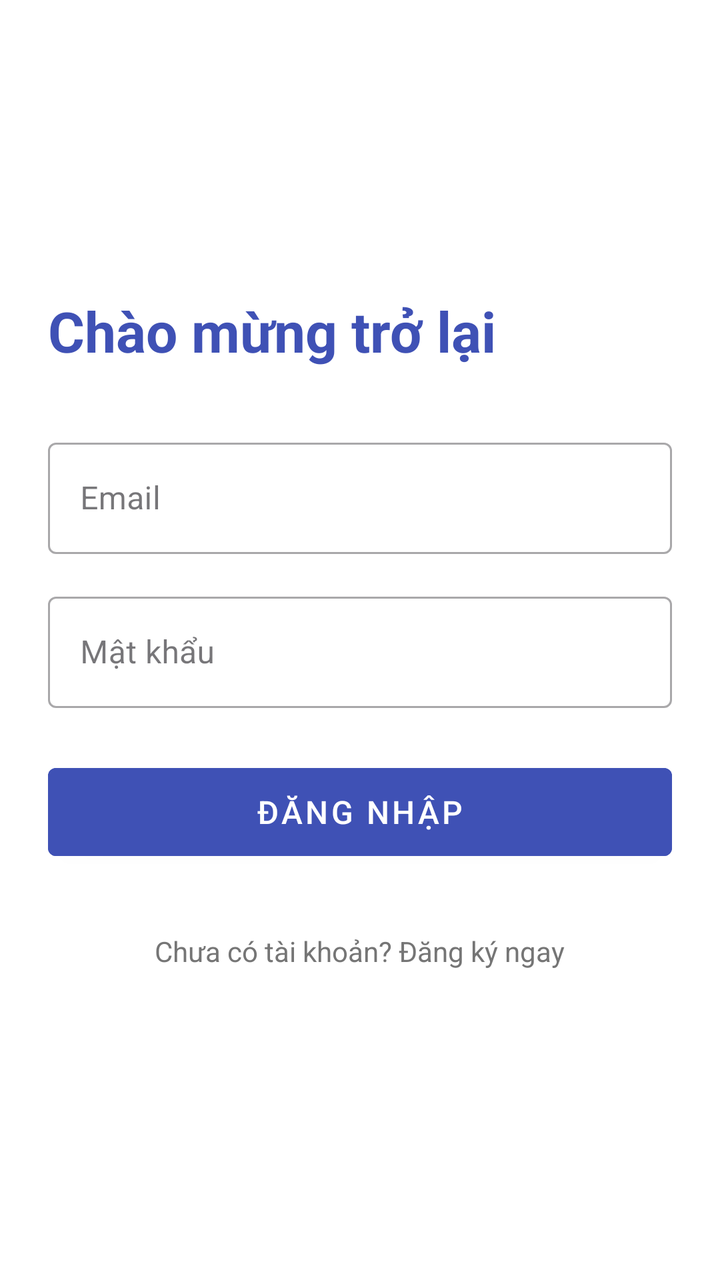
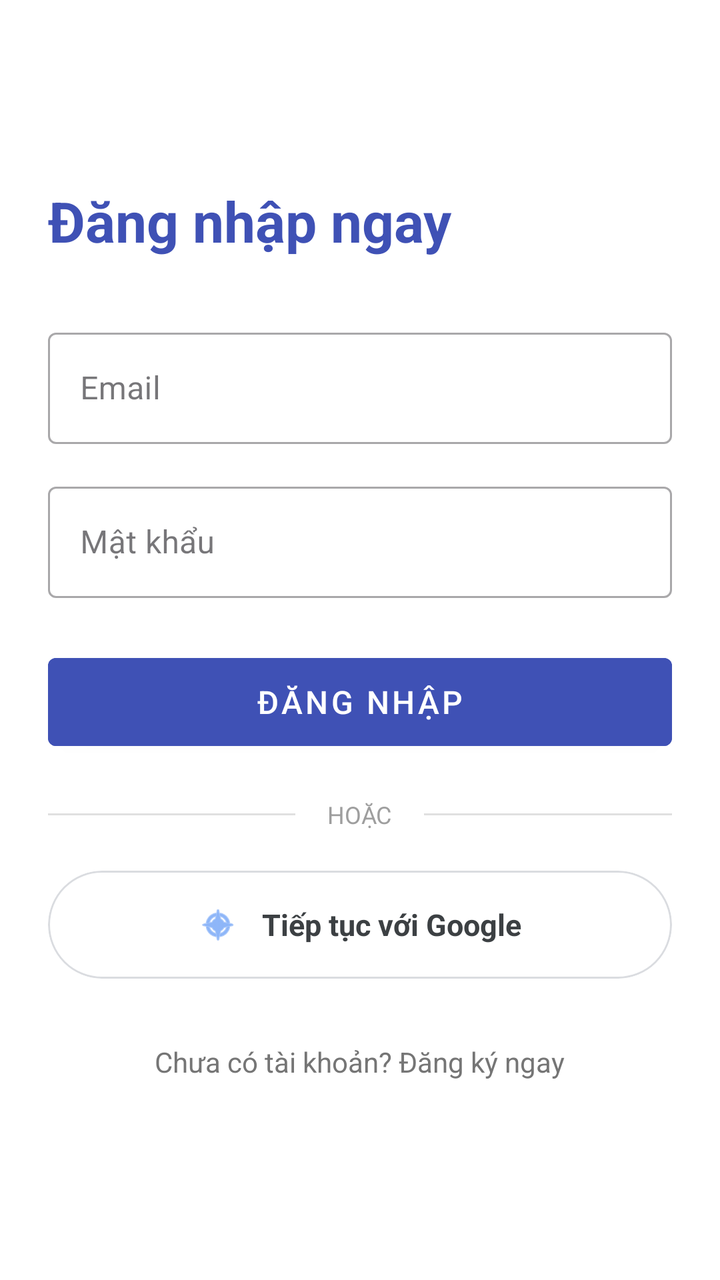

Compare the two renders of this Android layout. The source of the first and the diff that turns it into the second are given below.
<!-- AndroidManifest.xml: application theme Theme.FlashcardApp -->
<!-- res/layout/activity_login.xml -->
<?xml version="1.0" encoding="utf-8"?>
<LinearLayout
    xmlns:android="http://schemas.android.com/apk/res/android"
    android:layout_width="match_parent"
    android:layout_height="match_parent"
    android:orientation="vertical"
    android:padding="24dp"
    android:gravity="center_vertical"
    android:background="#FFFFFF">

    <TextView
        android:layout_width="wrap_content"
        android:layout_height="wrap_content"
        android:text="Chào mừng trở lại"
        android:textColor="#3F51B5"
        android:textSize="28sp"
        android:textStyle="bold"
        android:layout_marginBottom="32dp"/>

    <com.google.android.material.textfield.TextInputLayout
        android:layout_width="match_parent"
        android:layout_height="wrap_content"
        android:layout_marginBottom="16dp"
        style="@style/Widget.MaterialComponents.TextInputLayout.OutlinedBox">
        <com.google.android.material.textfield.TextInputEditText
            android:id="@+id/edtLoginEmail"
            android:layout_width="match_parent"
            android:layout_height="wrap_content"
            android:hint="Email"
            android:inputType="textEmailAddress"/>
    </com.google.android.material.textfield.TextInputLayout>

    <com.google.android.material.textfield.TextInputLayout
        android:layout_width="match_parent"
        android:layout_height="wrap_content"
        android:layout_marginBottom="24dp"
        style="@style/Widget.MaterialComponents.TextInputLayout.OutlinedBox">
        <com.google.android.material.textfield.TextInputEditText
            android:id="@+id/edtLoginPassword"
            android:layout_width="match_parent"
            android:layout_height="wrap_content"
            android:hint="Mật khẩu"
            android:inputType="textPassword"/>
    </com.google.android.material.textfield.TextInputLayout>

    <Button
        android:id="@+id/btnLogin"
        android:layout_width="match_parent"
        android:layout_height="56dp"
        android:text="Đăng nhập"
        android:textSize="16sp"
        android:backgroundTint="#3F51B5"
        android:textColor="#FFFFFF"
        style="@style/Widget.MaterialComponents.Button"/>

    <TextView
        android:id="@+id/txtNavigateToRegister"
        android:layout_width="wrap_content"
        android:layout_height="wrap_content"
        android:text="Chưa có tài khoản? Đăng ký ngay"
        android:textColor="#757575"
        android:textSize="14sp"
        android:layout_gravity="center_horizontal"
        android:layout_marginTop="24dp"
        android:padding="8dp"/>

</LinearLayout>
<!-- resources referenced by this layout -->
<resources>
  <style name="Theme.FlashcardApp" parent="Base.Theme.FlashcardApp" />
  <style name="Base.Theme.FlashcardApp" parent="Theme.Material3.DayNight.NoActionBar">
          
          
      </style>
</resources>

<!-- the commit's change to res/layout/activity_login.xml (unified diff, before → after) -->
@@ -1,6 +1,7 @@
 <?xml version="1.0" encoding="utf-8"?>
 <LinearLayout
     xmlns:android="http://schemas.android.com/apk/res/android"
+    xmlns:app="http://schemas.android.com/apk/res-auto"
     android:layout_width="match_parent"
     android:layout_height="match_parent"
     android:orientation="vertical"
@@ -11,7 +12,7 @@
     <TextView
         android:layout_width="wrap_content"
         android:layout_height="wrap_content"
-        android:text="Chào mừng trở lại"
+        android:text="Đăng nhập ngay"
         android:textColor="#3F51B5"
         android:textSize="28sp"
         android:textStyle="bold"
@@ -53,6 +54,52 @@
         android:textColor="#FFFFFF"
         style="@style/Widget.MaterialComponents.Button"/>
 
+    <LinearLayout
+        android:layout_width="match_parent"
+        android:layout_height="wrap_content"
+        android:orientation="horizontal"
+        android:gravity="center_vertical"
+        android:layout_marginTop="20dp"
+        android:layout_marginBottom="4dp">
+        <View android:layout_width="0dp" android:layout_height="1dp" android:layout_weight="1" android:background="#E0E0E0"/>
+        <TextView android:layout_width="wrap_content" android:layout_height="wrap_content" android:text="HOẶC" android:textColor="#9E9E9E" android:textSize="12sp" android:layout_marginHorizontal="16dp"/>
+        <View android:layout_width="0dp" android:layout_height="1dp" android:layout_weight="1" android:background="#E0E0E0"/>
+    </LinearLayout>
+
+    <com.google.android.material.card.MaterialCardView
+        android:id="@+id/btnGoogleSignIn"
+        android:layout_width="match_parent"
+        android:layout_height="54dp"
+        android:layout_marginTop="16dp"
+        app:cardCornerRadius="27dp"
+        app:cardElevation="0dp"
+        app:strokeWidth="1dp"
+        app:strokeColor="#DADCE0"
+        app:cardBackgroundColor="#FFFFFF"
+        android:clickable="true"
+        android:focusable="true"
+        android:foreground="?attr/selectableItemBackground">
+        <LinearLayout
+            android:layout_width="match_parent"
+            android:layout_height="match_parent"
+            android:gravity="center"
+            android:orientation="horizontal">
+            <ImageView
+                android:layout_width="20dp"
+                android:layout_height="20dp"
+                android:src="@android:drawable/ic_menu_compass"
+                app:tint="#4285F4"/>
+            <TextView
+                android:layout_width="wrap_content"
+                android:layout_height="wrap_content"
+                android:layout_marginStart="12dp"
+                android:text="Tiếp tục với Google"
+                android:textColor="#3C4043"
+                android:textSize="15sp"
+                android:textStyle="bold"/>
+        </LinearLayout>
+    </com.google.android.material.card.MaterialCardView>
+
     <TextView
         android:id="@+id/txtNavigateToRegister"
         android:layout_width="wrap_content"
